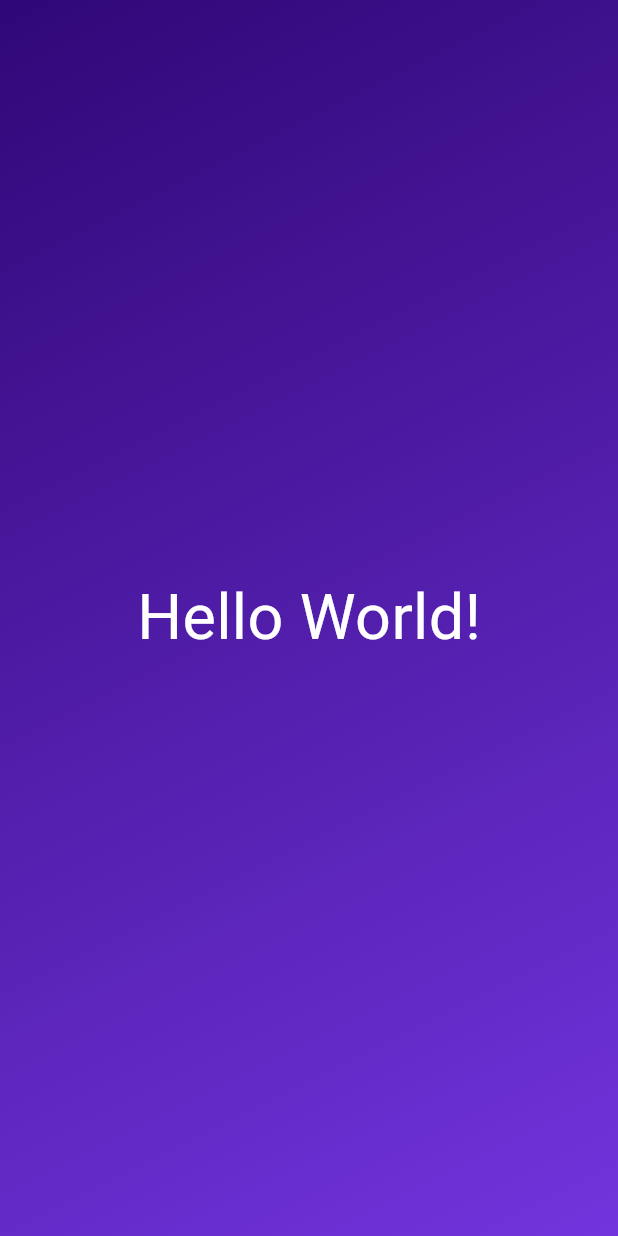
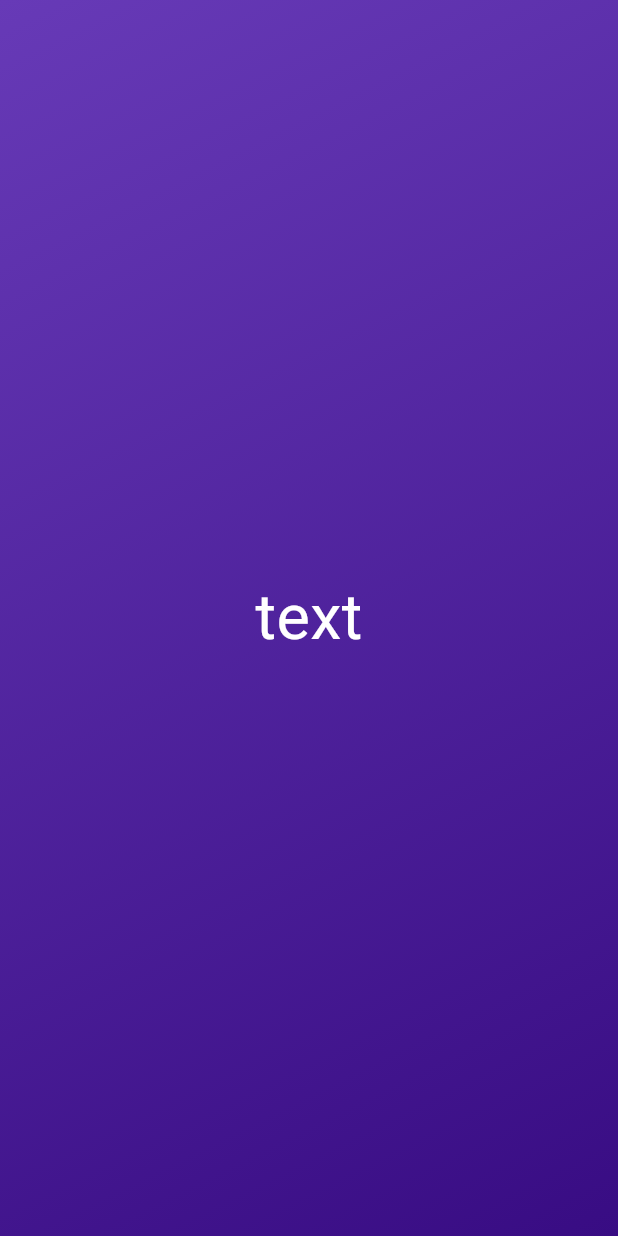
Before and after one commit to goktu-o/first_app, a Flutter app: the screen it shows after launch, on a phone screen of 412 x 824 dp. Run offline on Flutter 3.47's test engine with Material 3 defaults, Android fonts, the phone set to English and light mode, and no system bars.

Commit message:
die face images, changable gradient colors

```diff
--- a/first_app/lib/gradient_container.dart
+++ b/first_app/lib/gradient_container.dart
@@ -1,23 +1,26 @@
 import 'package:first_app/styled_text.dart';
 import 'package:flutter/material.dart';
 
+const startAlignment = Alignment.topLeft;
+const endAlignment = Alignment.bottomRight;
+
 class GradientContainer extends StatelessWidget {
-  const GradientContainer({super.key});
+  const GradientContainer(this.color1, this.color2, {super.key});
+
+  final Color color1;
+  final Color color2;
 
   @override
   Widget build(context) {
     return Container(
-      decoration: const BoxDecoration(
+      decoration: BoxDecoration(
         gradient: LinearGradient(
-          colors: [
-            Color.fromRGBO(48, 7, 119, 1),
-            Color.fromRGBO(114, 52, 221, 1),
-          ],
-          begin: Alignment.topLeft,
-          end: Alignment.bottomRight,
+          colors: [color1, color2],
+          begin: startAlignment,
+          end: endAlignment,
         ),
       ),
-      child: const Center(child: StyledText()),
+      child: const Center(child: StyledText('text')),
     );
   }
 }
--- a/first_app/lib/main.dart
+++ b/first_app/lib/main.dart
@@ -5,7 +5,10 @@ void main() {
   runApp(
     MaterialApp(
       home: Scaffold(
-        body: GradientContainer(),
+        body: GradientContainer(
+          Color.fromRGBO(103, 58, 183, 1),
+          Color.fromARGB(255, 56, 12, 131),
+        ),
       ),
     ),
   );
--- a/first_app/lib/styled_text.dart
+++ b/first_app/lib/styled_text.dart
@@ -1,13 +1,15 @@
 import 'package:flutter/material.dart';
 
 class StyledText extends StatelessWidget {
-  const StyledText({super.key});
+  const StyledText(this.text, {super.key});
+
+  final String text;
 
   @override
   Widget build(context) {
-    return const Text(
-      'Hello World!',
-      style: TextStyle(
+    return Text(
+      text,
+      style: const TextStyle(
         fontSize: 42,
         color: Colors.white,
       ),
```
Also changed, not shown: first_app/pubspec.yaml (+7 -3 lines), first_app/assets/images/dice-1.png (added), first_app/assets/images/dice-2.png (added), first_app/assets/images/dice-3.png (added), first_app/assets/images/dice-4.png (added), first_app/assets/images/dice-5.png (added), first_app/assets/images/dice-6.png (added).
